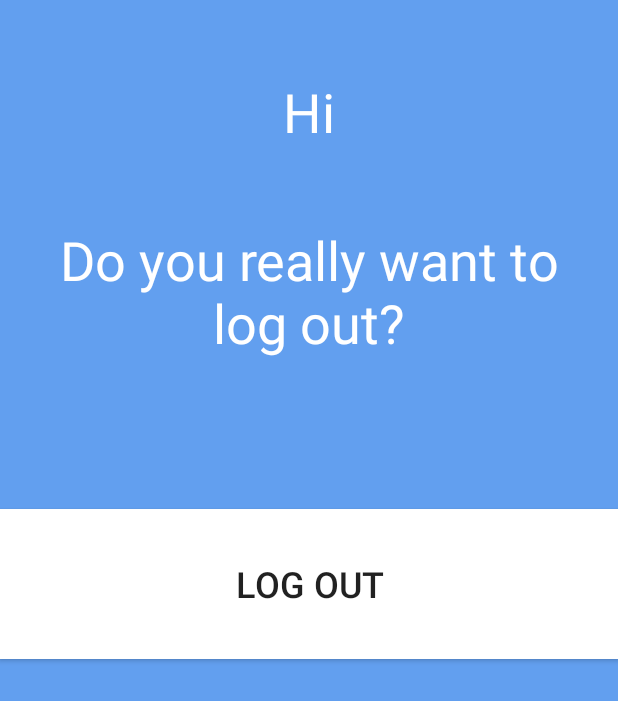
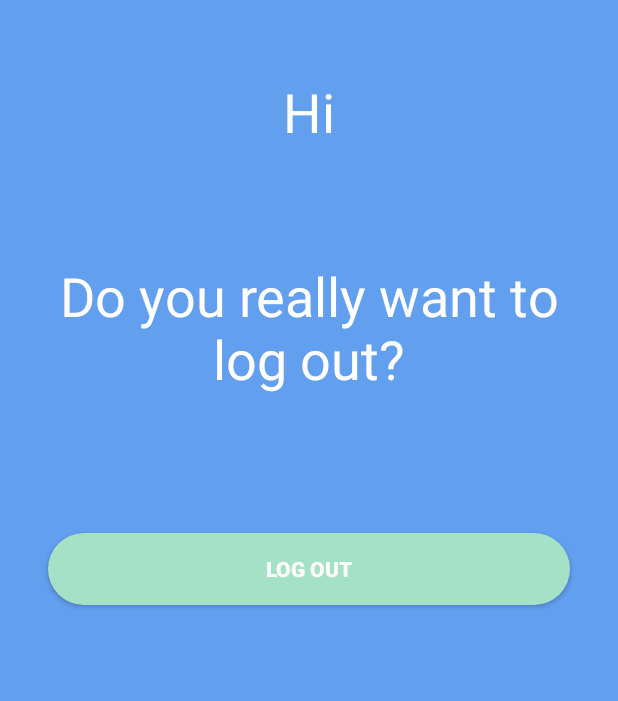
Before and after one commit to LeaFranz/MobAppDevApp, an Android app: the layout activity_logout.xml on its own in the app's theme, with its tools: preview values and no code run, on a phone screen of 412 x 824 dp. Shown: the top 701 px of the screen. Run offline under Robolectric (Android 15) with nearby library versions, the light colour scheme and no system bars; Roboto replaces fonts that are not available here.

Commit message:
refactoring
logout

```diff
--- a/app/src/main/res/layout/activity_logout.xml
+++ b/app/src/main/res/layout/activity_logout.xml
@@ -4,45 +4,49 @@
     xmlns:tools="http://schemas.android.com/tools"
     android:layout_width="match_parent"
     android:layout_height="match_parent"
-    tools:context=".Logout"
-    android:background="@color/backgroundColor">
+    android:background="@color/backgroundColor"
+    tools:context=".Logout">
 
     <TextView
         android:id="@+id/greetingTextView"
         android:layout_width="match_parent"
-        android:textAlignment="center"
-        android:textColor="@color/white"
         android:layout_height="wrap_content"
         android:layout_marginTop="50dp"
         android:text="Hi"
+        android:textAlignment="center"
+        android:textColor="@color/white"
         android:textSize="36sp"
         app:layout_constraintEnd_toEndOf="parent"
         app:layout_constraintStart_toStartOf="parent"
         app:layout_constraintTop_toTopOf="parent" />
 
+
     <TextView
         android:id="@+id/logoutTextView"
         android:layout_width="wrap_content"
         android:layout_height="wrap_content"
-        android:layout_marginTop="50dp"
-        android:textColor="@color/white"
+        android:layout_marginTop="74dp"
+        android:paddingStart="30dp"
+        android:paddingEnd="30dp"
         android:text="Do you really want to log out?"
         android:textAlignment="center"
+        android:textColor="@color/white"
         android:textSize="36sp"
-        android:paddingStart="30dp"
-        android:paddingEnd="30dp"
-        app:layout_constraintEnd_toEndOf="@+id/greetingTextView"
-        app:layout_constraintStart_toStartOf="@+id/greetingTextView"
+        app:layout_constraintEnd_toEndOf="parent"
+        app:layout_constraintStart_toStartOf="parent"
         app:layout_constraintTop_toBottomOf="@+id/greetingTextView" />
 
     <Button
         android:id="@+id/logOutButton"
         android:layout_width="match_parent"
-        android:layout_height="100sp"
-        android:layout_marginTop="100dp"
-        android:background="@color/white"
+        android:layout_height="wrap_content"
+        android:layout_marginStart="32dp"
+        android:layout_marginTop="92dp"
+        android:layout_marginEnd="32dp"
+        android:background="@drawable/rounded_button_register"
         android:text="log out"
-        android:textSize="24sp"
+        android:textColor="@android:color/white"
+        android:textStyle="bold"
         app:layout_constraintEnd_toEndOf="parent"
         app:layout_constraintStart_toStartOf="parent"
         app:layout_constraintTop_toBottomOf="@+id/logoutTextView" />
--- a/app/src/main/res/layout/row.xml
+++ b/app/src/main/res/layout/row.xml
@@ -50,12 +50,12 @@
 
         <TextView
             android:id="@+id/text_view"
-            android:layout_width="50dp"
+            android:layout_width="92dp"
             android:layout_height="wrap_content"
             android:layout_alignLeft="@+id/imageView"
-            android:layout_marginLeft="312dp"
+            android:layout_marginLeft="270dp"
             android:layout_marginTop="140dp"
-            android:text="60"
+            android:text="60 sec"
             android:textAlignment="center"
             android:textColor="@color/white"
             android:textSize="30sp" />
```
Also changed, not shown: app/src/main/java/at/mobappdev/flytta/Exercise/Model/ExerciseList.kt (+1 -13 lines).
